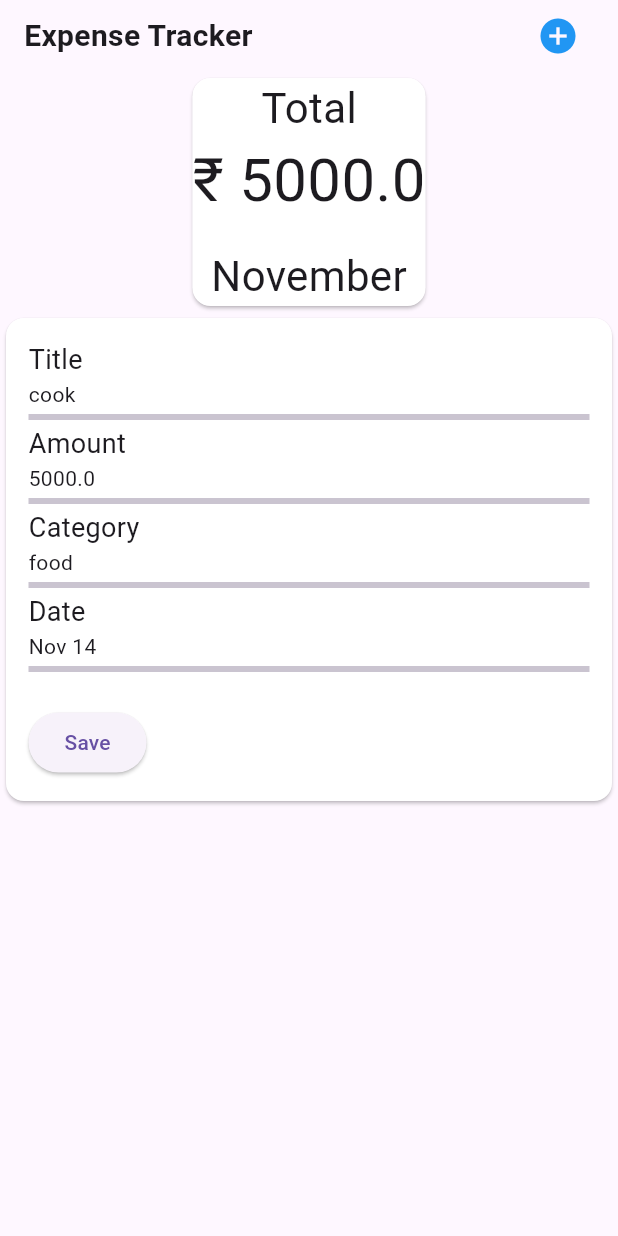
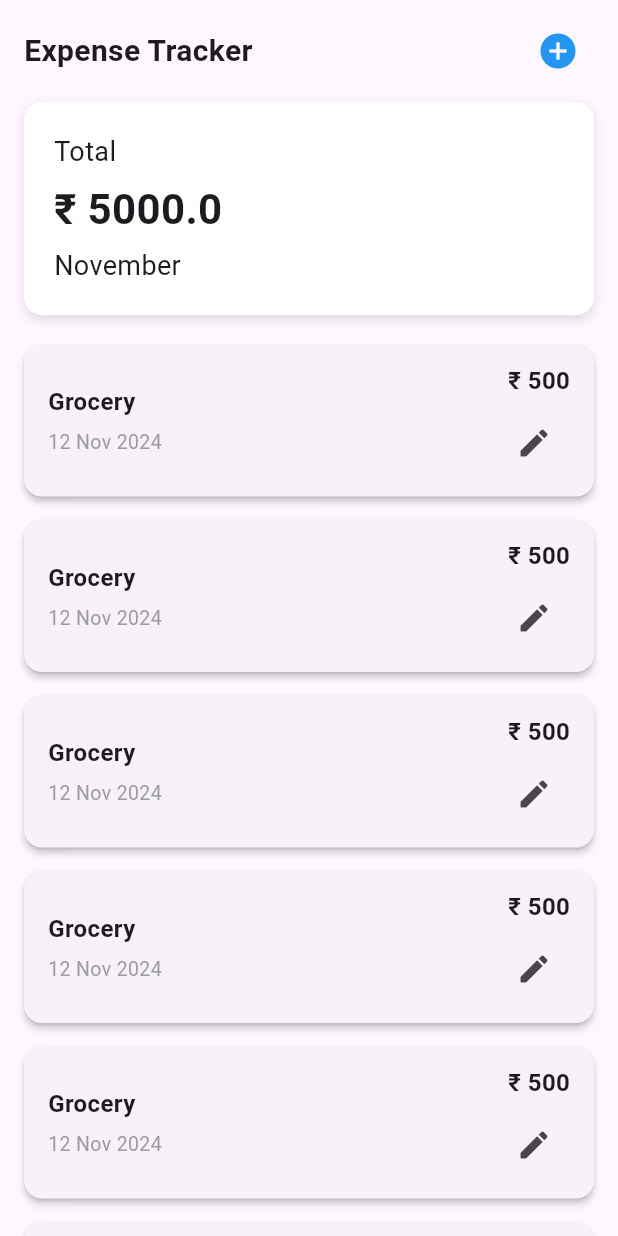
Before and after one commit to JayPinage/ExpenseTracker, a Flutter app: the screen it shows after launch, on a phone screen of 412 x 824 dp. Run offline on Flutter 3.47's test engine with Material 3 defaults, Android fonts, the phone set to English and light mode, and no system bars; our stand-ins replace flutter_riverpod, flutter_screenutil, riverpod, sqflite; accounts and stored records are empty.

```diff
--- a/lib/screens/homescreen.dart
+++ b/lib/screens/homescreen.dart
@@ -1,4 +1,5 @@
-import 'package:expensetracker/widgets/addTransactioncard.dart';
+import 'package:expensetracker/screens/add_expense.dart';
+import 'package:expensetracker/screens/edit_expense.dart';
 import 'package:expensetracker/widgets/cardwidget.dart';
 import 'package:flutter/material.dart';
 import 'package:flutter_riverpod/flutter_riverpod.dart';
@@ -17,9 +18,12 @@ class _HomescreenState extends ConsumerState<Homescreen> {
     return Scaffold(
       body: SafeArea(
         child: Column(
+          crossAxisAlignment: CrossAxisAlignment.start,
           children: [
+
+            // ---------------- HEADER ----------------
             Padding(
-              padding: const EdgeInsets.symmetric(horizontal: 16),
+              padding: EdgeInsets.symmetric(horizontal: 16, vertical: 10),
               child: Row(
                 mainAxisAlignment: MainAxisAlignment.spaceBetween,
                 children: [
@@ -28,28 +32,92 @@ class _HomescreenState extends ConsumerState<Homescreen> {
                     style: TextStyle(fontSize: 20, fontWeight: FontWeight.w700),
                   ),
                   IconButton(
-                    onPressed: () {},
-                    icon: Icon(Icons.add_circle, size: 28, color: Colors.blue),
+                    onPressed: () {
+                      Navigator.push(
+                        context,
+                        MaterialPageRoute(builder: (context) => AddExpense()),
+                      );
+                    },
+                    icon: Icon(Icons.add_circle,
+                        size: 28, color: Colors.blue),
                   ),
                 ],
               ),
             ),
 
-            Cardwidget(
-              amount: 5000,
-              month: DateFormat.MMMM().format(DateTime.now()).toString(),
+            // ---------------- TOTAL MONEY CARD ----------------
+            Padding(
+              padding: EdgeInsets.symmetric(horizontal: 16),
+              child: Cardwidget(
+                amount: 5000,
+                month: DateFormat.MMMM().format(DateTime.now()),
+              ),
             ),
 
+            SizedBox(height: 12),
 
-            Addtransactioncard(
-              title: 'cook',
-              amount: 5000,
-              category: 'food',
-              date:  DateFormat('MMM d').format(DateTime.now()),
-              onpressedin: () {
-                print("Hello");
-               },
-              textButton: 'Save',)
+            // ---------------- EXPENSE LIST ----------------
+            Expanded(
+              child: ListView.builder(
+                itemCount: 10,
+                padding: EdgeInsets.symmetric(horizontal: 16),
+                itemBuilder: (context, index) {
+                  return Card(
+                    margin: EdgeInsets.symmetric(vertical: 8),
+                    elevation: 2,
+                    shape: RoundedRectangleBorder(
+                      borderRadius: BorderRadius.circular(12),
+                    ),
+                    child: Padding(
+  padding: const EdgeInsets.symmetric(horizontal: 16, vertical: 12),
+  child: Row(
+    children: [
+      Column(
+        crossAxisAlignment: CrossAxisAlignment.start,
+        children: [
+          Text("Grocery",
+              style: TextStyle(
+                fontSize: 16,
+                fontWeight: FontWeight.w600,
+              )),
+          SizedBox(height: 6),
+          Text("12 Nov 2024",
+              style: TextStyle(
+                fontSize: 13,
+                color: Colors.grey,
+              )),
+        ],
+      ),
+
+      Spacer(),
+
+      Column(
+        crossAxisAlignment: CrossAxisAlignment.end,
+        children: [
+          Text("₹ 500",
+              style: TextStyle(
+                fontSize: 16,
+                fontWeight: FontWeight.bold,
+              )),
+          SizedBox(height: 6),
+          IconButton(
+            onPressed: () {
+              Navigator.push(
+                context,
+                MaterialPageRoute(builder: (context) => EditExpense()),
+              );
+            },
+            icon: Icon(Icons.edit),
+          ),
+        ],
+      ),
+    ],
+  ),
+),
+                  );
+                },
+              ),
+            ),
           ],
         ),
       ),
--- a/lib/widgets/cardwidget.dart
+++ b/lib/widgets/cardwidget.dart
@@ -1,5 +1,3 @@
-
-
 import 'package:flutter/material.dart';
 
 class Cardwidget extends StatelessWidget {
@@ -9,19 +7,30 @@ class Cardwidget extends StatelessWidget {
 
   @override
   Widget build(BuildContext context) {
-    return Card(
-      color: Colors.white,
-
+    return Container(
+      width: double.infinity,
+      padding: const EdgeInsets.all(20),   // <-- FIXED
+      decoration: BoxDecoration(
+        color: Colors.white,
+        borderRadius: BorderRadius.circular(12),
+        boxShadow: [
+          BoxShadow(
+            color: Colors.black12,
+            blurRadius: 6,
+            offset: Offset(0, 3),
+          ),
+        ],
+      ),
       child: Column(
+        crossAxisAlignment: CrossAxisAlignment.start,   // <-- FIXED
+        mainAxisAlignment: MainAxisAlignment.center,
         children: [
-        Text("Total",style: TextStyle(fontSize: 28),),
-        Text("₹ $amount",style: TextStyle(fontSize: 40,),),
-
-        SizedBox(height: 15,),
-        Text(month,style: TextStyle(fontSize: 28),)
-
-
-
+          Text("Total", style: TextStyle(fontSize: 18)),
+          SizedBox(height: 5),
+          Text("₹ $amount",
+              style: TextStyle(fontSize: 28, fontWeight: FontWeight.bold)),
+          SizedBox(height: 5),
+          Text(month, style: TextStyle(fontSize: 18)),
         ],
       ),
     );
```
Also changed, not shown: lib/screens/add_expense.dart (added, +61 -0 lines), lib/screens/edit_expense.dart (added, +61 -0 lines), lib/widgets/addTransactioncard.dart (+110 -30 lines).
